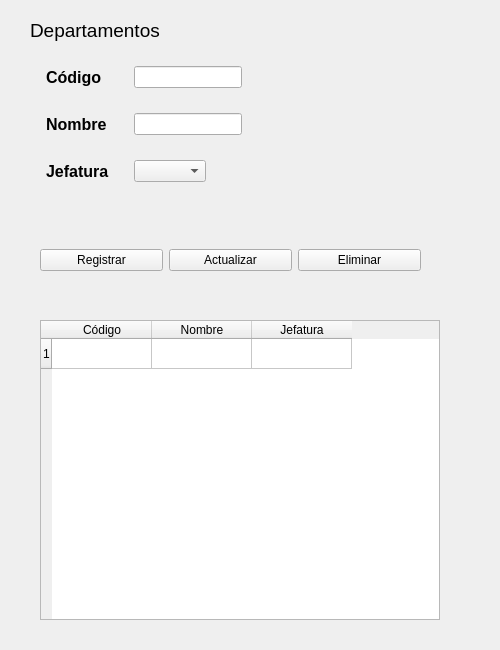
The window that src/004_departamentos.ui (rvqzs/tresPatitos) describes before a commit, drawn with Qt 5.
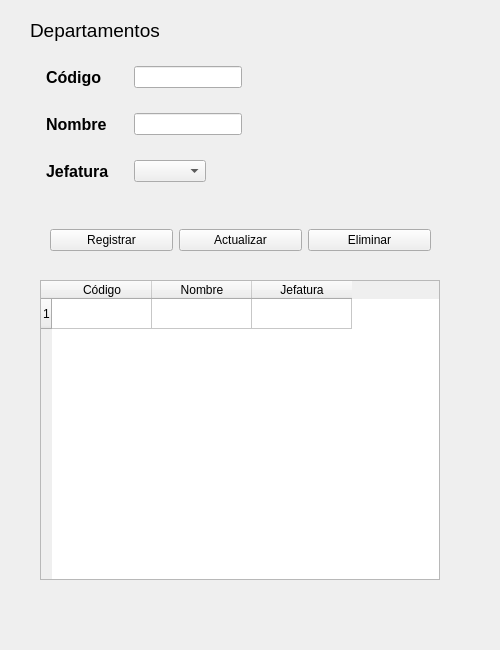
The same window after the commit.

```diff
--- a/src/004_departamentos.ui
+++ b/src/004_departamentos.ui
@@ -46,10 +46,10 @@
   <widget class="QWidget" name="horizontalLayoutWidget">
    <property name="geometry">
     <rect>
-     <x>40</x>
+     <x>50</x>
      <y>220</y>
      <width>381</width>
-     <height>80</height>
+     <height>41</height>
     </rect>
    </property>
    <layout class="QHBoxLayout" name="btn_Layout">
@@ -81,8 +81,8 @@
     <rect>
      <x>40</x>
      <y>60</y>
-     <width>381</width>
-     <height>141</height>
+     <width>401</width>
+     <height>151</height>
     </rect>
    </property>
    <layout class="QFormLayout" name="formLayout">
@@ -183,7 +183,7 @@
    <property name="geometry">
     <rect>
      <x>40</x>
-     <y>320</y>
+     <y>280</y>
      <width>400</width>
      <height>300</height>
     </rect>
```
Left out of the diff: 9 changed lines with no effect on the pictures.
